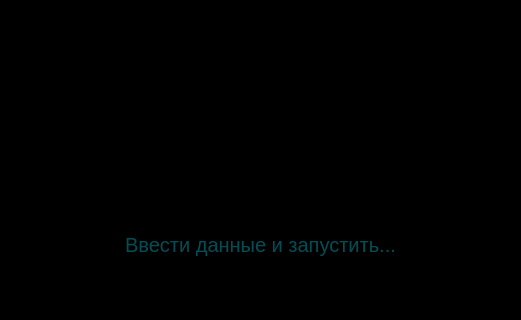
Qt form mainwindow.ui (sergeevaevi/my_practice) before a commit; both pictures show x 280 to 801 and y 325 to 645 of the 1035 by 645 pixel window.
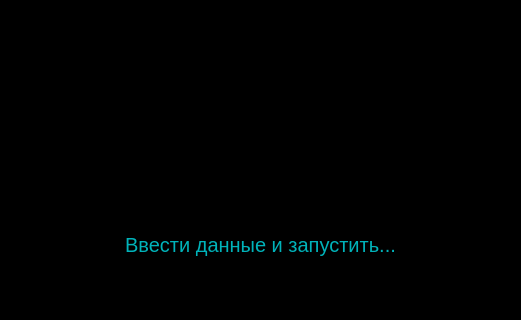
The same form after that commit. Icons and pictures are not drawn.

```diff
--- a/mainwindow.ui
+++ b/mainwindow.ui
@@ -78,7 +78,7 @@
   border-radius: 100px;
   background-color:black;
   box-shadow: inset rgba(0,0,0,.6) 0 -2px 5px, inset rgba(252,255,255,.7) 0 2px 5px, rgba(0,0,0,.8) 0 2px 5px -1px;
-  color: rgb(0,79,86);
+  color: rgb(0,179,186);
   user-select: none;</string>
     </property>
     <property name="text">
```
Left out of the diff: 11 changed lines with no effect on the pictures.
